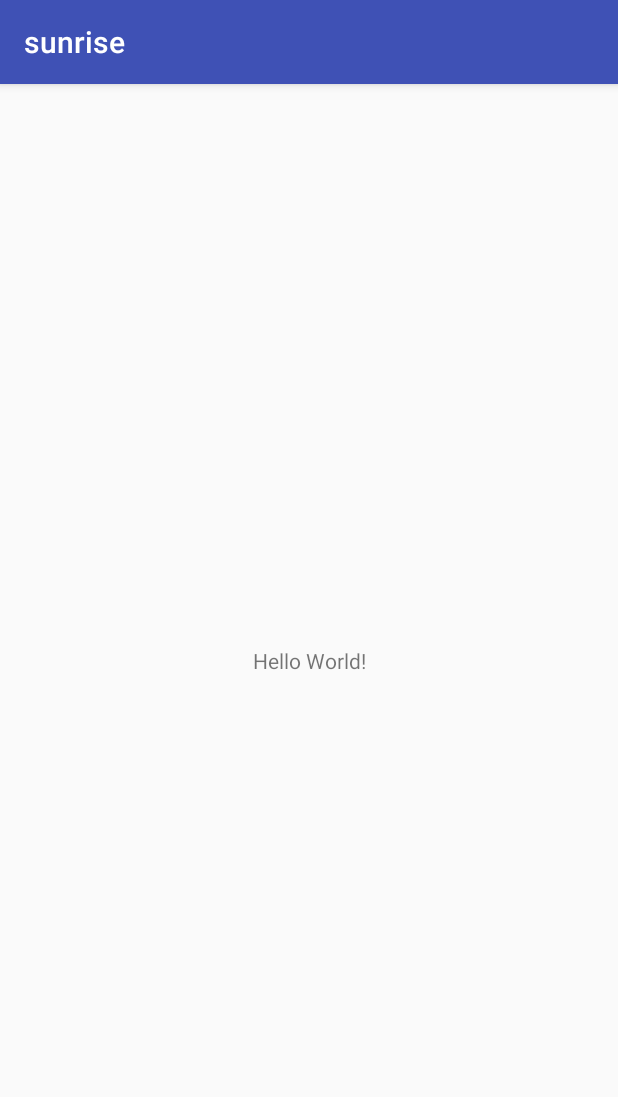
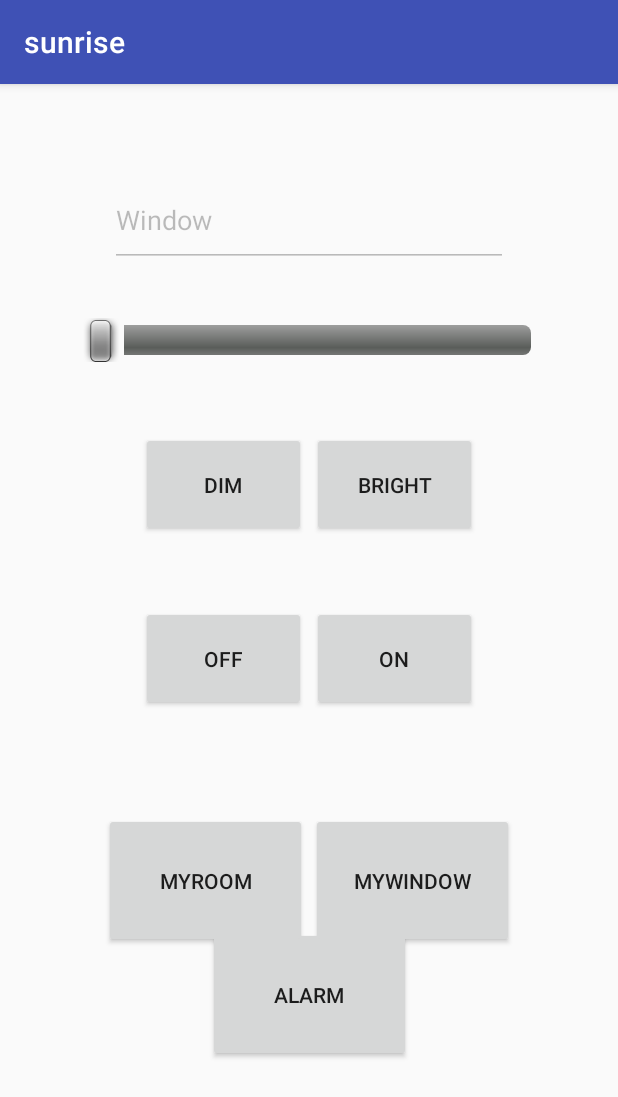
Before and after one commit to wjhmike/sunrise, an Android app: the screen it shows after launch (MainActivity), on a phone screen of 412 x 824 dp. Shown: the top 1097 px of the screen. Run offline under Robolectric (Android 15) with nearby library versions, the phone set to English and light mode, and no system bars.

Commit message:
simple GUI done

```diff
--- a/app/src/main/AndroidManifest.xml
+++ b/app/src/main/AndroidManifest.xml
@@ -16,6 +16,7 @@
                 <category android:name="android.intent.category.LAUNCHER" />
             </intent-filter>
         </activity>
+        <activity android:name=".alarmActivity"></activity>
     </application>
 
 </manifest>
--- a/app/src/main/java/goldsquadron/sunrise/MainActivity.java
+++ b/app/src/main/java/goldsquadron/sunrise/MainActivity.java
@@ -1,13 +1,45 @@
 package goldsquadron.sunrise;
+import android.content.Intent;
 
 import android.support.v7.app.AppCompatActivity;
 import android.os.Bundle;
+import android.view.View;
+import android.widget.Button;
 
 public class MainActivity extends AppCompatActivity {
+    private Button alButton;
+    private Button cancelButton;
+
 
     @Override
     protected void onCreate(Bundle savedInstanceState) {
         super.onCreate(savedInstanceState);
         setContentView(R.layout.activity_main);
+        alButton = (Button) findViewById(R.id.alButton);
+        alButton.setOnClickListener(new View.OnClickListener() {
+            @Override
+            public void onClick(View view) {
+                openAlarmPage();
+            }
+        });
+
+        /*cancelButton = findViewById(R.id.cancelButton);
+        cancelButton.setOnClickListener(new View.OnClickListener() {
+            @Override
+            public void onClick(View view) {
+                cancelActivity();
+            }
+        });*/
     }
+
+    public void openAlarmPage(){
+        Intent intent = new Intent(this, alarmActivity.class);
+        startActivity(intent);
+    }
+
+    /*public void cancelActivity(){
+        Intent intent = new Intent(this, MainActivity.class);
+        startActivity(intent);
+    }*/
+
 }
--- a/app/src/main/res/layout/activity_main.xml
+++ b/app/src/main/res/layout/activity_main.xml
@@ -6,13 +6,120 @@
     android:layout_height="match_parent"
     tools:context="goldsquadron.sunrise.MainActivity">
 
-    <TextView
-        android:layout_width="wrap_content"
-        android:layout_height="wrap_content"
-        android:text="Hello World!"
+    <Button
+        android:id="@+id/alButton"
+        android:layout_width="135dp"
+        android:layout_height="90dp"
+        android:layout_marginBottom="116dp"
+        android:text="Alarm"
         app:layout_constraintBottom_toBottomOf="parent"
+        app:layout_constraintHorizontal_bias="0.501"
+        app:layout_constraintLeft_toLeftOf="parent"
+        app:layout_constraintRight_toRightOf="parent" />
+
+    <Button
+        android:id="@+id/roomButton"
+        android:layout_width="135dp"
+        android:layout_height="90dp"
+        android:layout_marginTop="68dp"
+        android:text="MyRoom"
+        app:layout_constraintHorizontal_bias="0.251"
         app:layout_constraintLeft_toLeftOf="parent"
         app:layout_constraintRight_toRightOf="parent"
+        app:layout_constraintTop_toBottomOf="@+id/offButton" />
+
+    <Button
+        android:id="@+id/briButton"
+        android:layout_width="110dp"
+        android:layout_height="70dp"
+        android:layout_marginEnd="8dp"
+        android:layout_marginStart="8dp"
+        android:layout_marginTop="232dp"
+        android:text="Bright"
+        app:layout_constraintEnd_toEndOf="parent"
+        app:layout_constraintHorizontal_bias="0.7"
+        app:layout_constraintStart_toStartOf="parent"
         app:layout_constraintTop_toTopOf="parent" />
 
+    <Button
+        android:id="@+id/onButton"
+        android:layout_width="110dp"
+        android:layout_height="70dp"
+        android:layout_marginEnd="8dp"
+        android:layout_marginStart="8dp"
+        android:layout_marginTop="348dp"
+        android:text="On"
+        app:layout_constraintEnd_toEndOf="parent"
+        app:layout_constraintHorizontal_bias="0.7"
+        app:layout_constraintStart_toStartOf="parent"
+        app:layout_constraintTop_toTopOf="parent" />
+
+    <Button
+        android:id="@+id/dimButton"
+        android:layout_width="110dp"
+        android:layout_height="70dp"
+        android:layout_marginEnd="8dp"
+        android:layout_marginStart="8dp"
+        android:layout_marginTop="232dp"
+        android:text="Dim"
+        app:layout_constraintEnd_toEndOf="parent"
+        app:layout_constraintHorizontal_bias="0.3"
+        app:layout_constraintStart_toStartOf="parent"
+        app:layout_constraintTop_toTopOf="parent" />
+
+    <SeekBar
+        android:id="@+id/seekBar"
+        style="@android:style/Widget.SeekBar"
+        android:layout_width="327dp"
+        android:layout_height="49dp"
+        android:layout_marginTop="24dp"
+        app:layout_constraintEnd_toEndOf="parent"
+        app:layout_constraintHorizontal_bias="0.501"
+        app:layout_constraintLeft_toLeftOf="parent"
+        app:layout_constraintRight_toRightOf="parent"
+        app:layout_constraintStart_toStartOf="parent"
+        app:layout_constraintTop_toBottomOf="@+id/WindowText" />
+
+    <Button
+        android:id="@+id/offButton"
+        android:layout_width="110dp"
+        android:layout_height="70dp"
+        android:layout_marginEnd="8dp"
+        android:layout_marginStart="8dp"
+        android:layout_marginTop="348dp"
+        android:text="OFF"
+        app:layout_constraintEnd_toEndOf="parent"
+        app:layout_constraintHorizontal_bias="0.3"
+        app:layout_constraintStart_toStartOf="parent"
+        app:layout_constraintTop_toTopOf="parent" />
+
+    <EditText
+        android:id="@+id/WindowText"
+        android:layout_width="265dp"
+        android:layout_height="62dp"
+        android:layout_marginTop="60dp"
+        android:editable="false"
+        android:ems="10"
+        android:enabled="false"
+        android:inputType="text"
+        android:text="Window"
+        android:visibility="visible"
+        app:layout_constraintEnd_toEndOf="parent"
+        app:layout_constraintHorizontal_bias="0.501"
+        app:layout_constraintLeft_toLeftOf="parent"
+        app:layout_constraintRight_toRightOf="parent"
+        app:layout_constraintStart_toStartOf="parent"
+        app:layout_constraintTop_toTopOf="parent" />
+
+    <Button
+        android:id="@+id/winButton"
+        android:layout_width="135dp"
+        android:layout_height="90dp"
+        android:layout_marginTop="68dp"
+        android:text="MyWindow"
+        app:layout_constraintHorizontal_bias="0.75"
+        app:layout_constraintLeft_toLeftOf="parent"
+        app:layout_constraintRight_toRightOf="parent"
+        app:layout_constraintTop_toBottomOf="@+id/onButton" />
+
 </android.support.constraint.ConstraintLayout>
```
Also changed, not shown: app/src/main/java/goldsquadron/sunrise/alarmActivity.java (added, +13 -0 lines), app/src/main/res/layout/activity_alarm.xml (added, +88 -0 lines).
